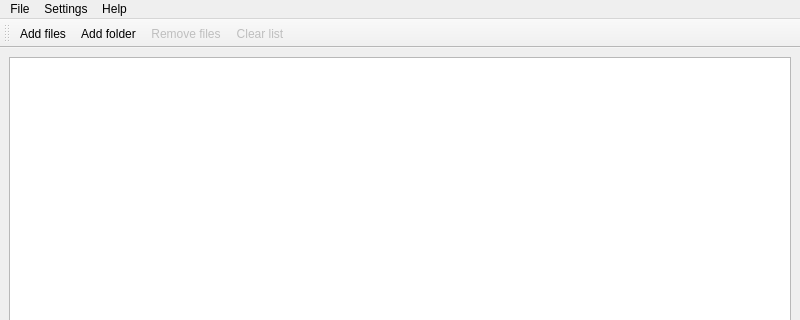
Qt form mainwindow.ui (bulkware/bwenc) before a commit; both pictures show x 0 to 800 and y 0 to 320 of the 800 by 600 pixel window.
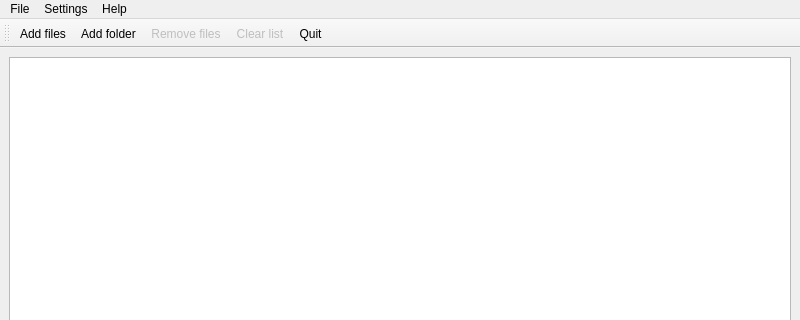
The same form after that commit.

Commit message: Version 1.3.0 with quit-button added to toolbar.

Patch:
```diff
--- a/mainwindow.ui
+++ b/mainwindow.ui
@@ -162,6 +162,7 @@
    <addaction name="actionAddFolder"/>
    <addaction name="actionRemoveFiles"/>
    <addaction name="actionClearList"/>
+   <addaction name="actionQuit"/>
   </widget>
   <action name="actionQuit">
    <property name="text">
```
Left out of the diff: 2 changed lines with no effect on the pictures. The commit also changes 32 other files.
